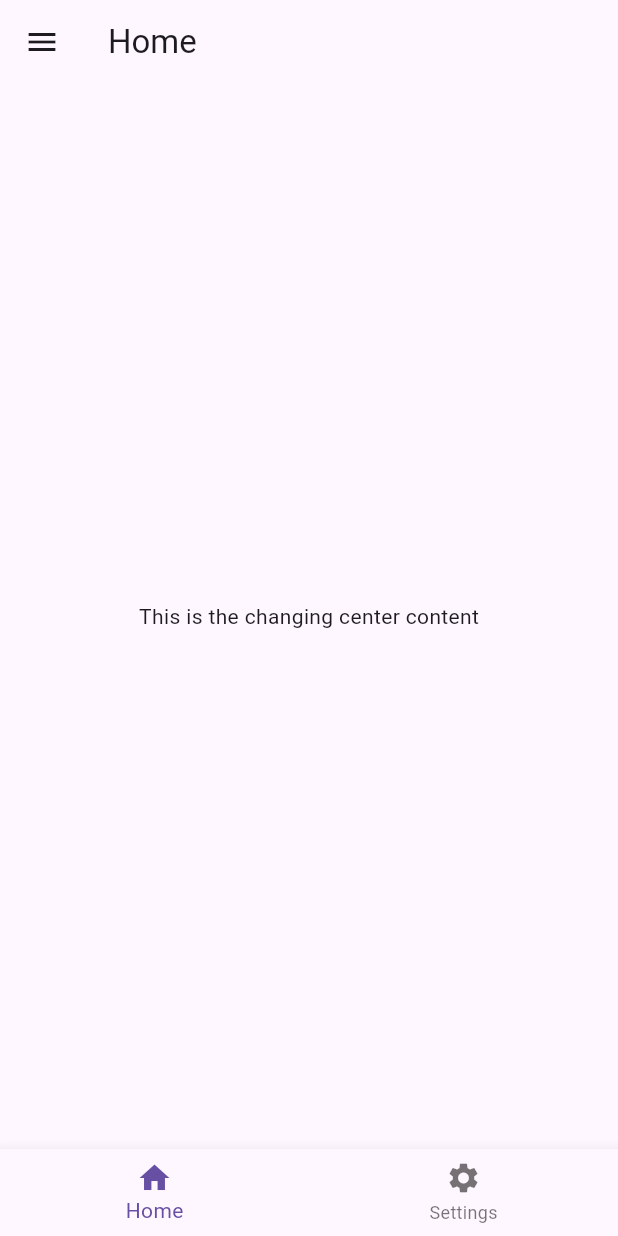
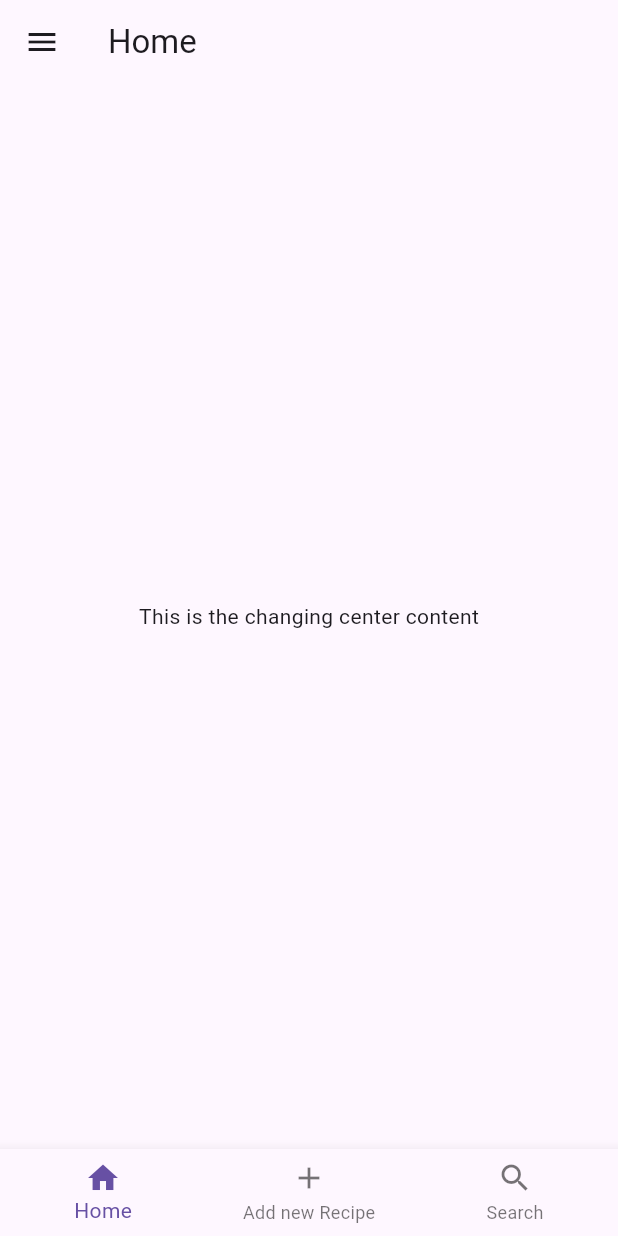
Before and after one commit to fffussel/the_book, a Flutter app: the screen it shows after launch, on a phone screen of 412 x 824 dp. Run offline on Flutter 3.47's test engine with Material 3 defaults, Android fonts, the phone set to English and light mode, and no system bars.

Commit message:
better layout

```diff
--- a/lib/main_layout.dart
+++ b/lib/main_layout.dart
@@ -19,14 +19,19 @@ class MainLayout extends StatelessWidget {
       body: body,
       drawer: const Drawer(
         child: Center(
-          child: Text('Menu'),
+          child: TextButton(
+            onPressed: null,
+            child: Icon(Icons.settings),
+          ),
         ),
       ),
       bottomNavigationBar: BottomNavigationBar(
         items: const [
           BottomNavigationBarItem(icon: Icon(Icons.home), label: 'Home'),
-          BottomNavigationBarItem(icon: Icon(Icons.settings), label: 'Settings'),
+          BottomNavigationBarItem(icon: Icon(Icons.add), label: 'Add new Recipe'),
+          BottomNavigationBarItem(icon: Icon(Icons.search), label: 'Search')
         ],
+        useLegacyColorScheme: false,
       ),
     );
   }
```
